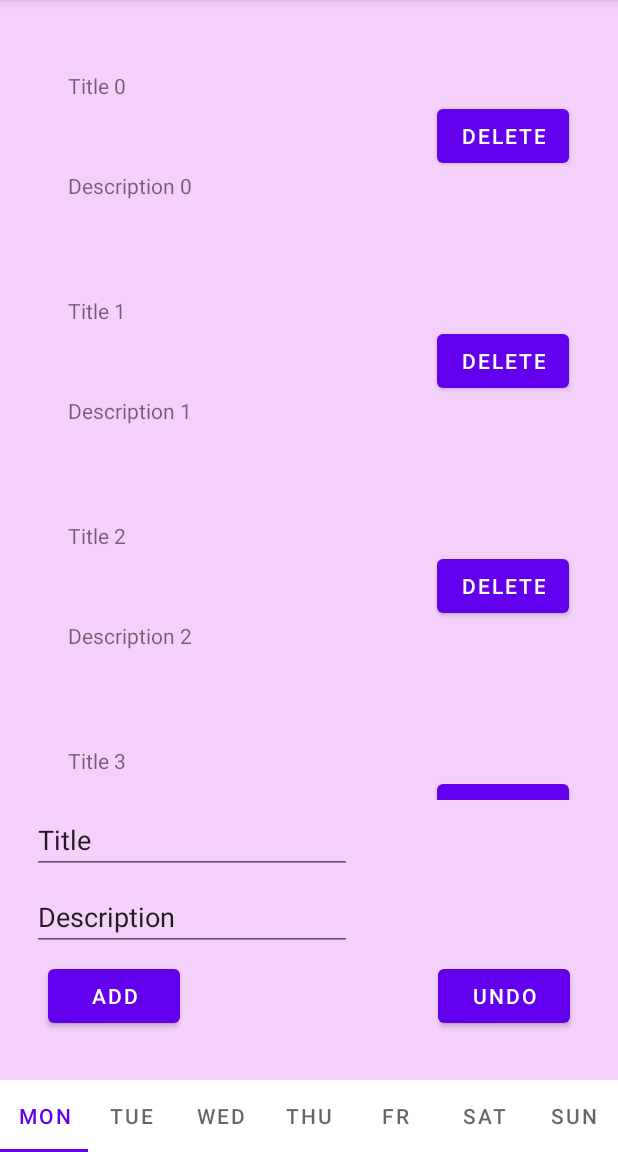
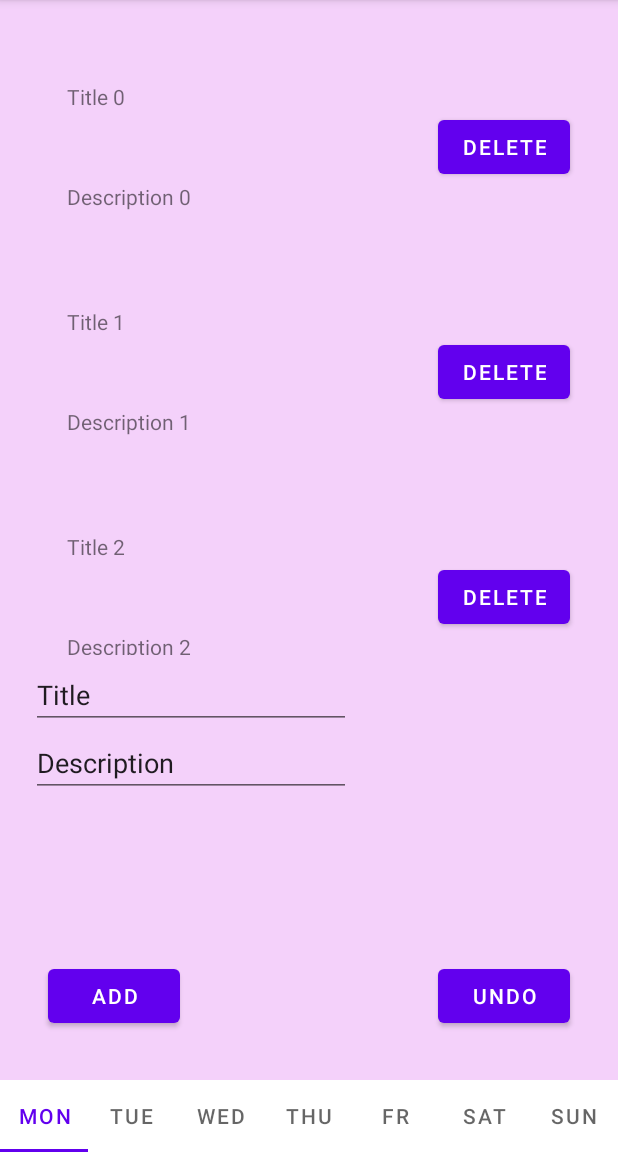
Before and after one commit to danhhh-anya/Fragments, an Android app: the screen it shows after launch (MainActivity), on a phone screen of 412 x 824 dp, the part 84-1236 px from its top. Run offline under Robolectric (Android 15) with nearby library versions, the phone set to English and light mode, and no system bars.

Commit message:
init commit

```diff
--- a/app/src/main/java/com/test/fragments/adapters/MyViewHolder.java
+++ b/app/src/main/java/com/test/fragments/adapters/MyViewHolder.java
@@ -13,18 +13,19 @@ import com.test.fragments.models.RecipeModel;
 public class MyViewHolder extends RecyclerView.ViewHolder {
     private TextView txtTitle;
     private TextView txtDescription;
-    private Button DeleteItem;
+    private Button btnDeleteItem;
 
     public MyViewHolder(@NonNull View itemView) {
         super(itemView);
         txtTitle = itemView.findViewById(R.id.txtTitle);
         txtDescription = itemView.findViewById(R.id.txtDescription);
+        btnDeleteItem = itemView.findViewById(R.id.btnDeleteItem);
     }
 
     public void onBind(RecipeModel recipeModel, MyRvAdapter.OnItemClick listener){
         txtTitle.setText(recipeModel.getTitle());
         txtDescription.setText(recipeModel.getDescription());
-        DeleteItem.setOnClickListener(v -> listener.onClick(recipeModel));
+        btnDeleteItem.setOnClickListener(v -> listener.onClick(recipeModel));
     }
 
 }
--- a/app/src/main/res/layout/fragment_monday.xml
+++ b/app/src/main/res/layout/fragment_monday.xml
@@ -12,8 +12,8 @@
 
     <androidx.recyclerview.widget.RecyclerView
         android:id="@+id/rvList"
-        android:layout_width="382dp"
-        android:layout_height="518dp"
+        android:layout_width="383dp"
+        android:layout_height="414dp"
         app:layout_constraintBottom_toBottomOf="parent"
         app:layout_constraintEnd_toEndOf="parent"
         app:layout_constraintHorizontal_bias="0.448"
@@ -62,7 +62,8 @@
         android:text="Description"
         app:layout_constraintBottom_toTopOf="@+id/btnAdd"
         app:layout_constraintStart_toStartOf="@+id/Title"
-        app:layout_constraintTop_toBottomOf="@+id/Title" />
+        app:layout_constraintTop_toBottomOf="@+id/Title"
+        app:layout_constraintVertical_bias="0.0" />
 
 
 </androidx.constraintlayout.widget.ConstraintLayout>
```
